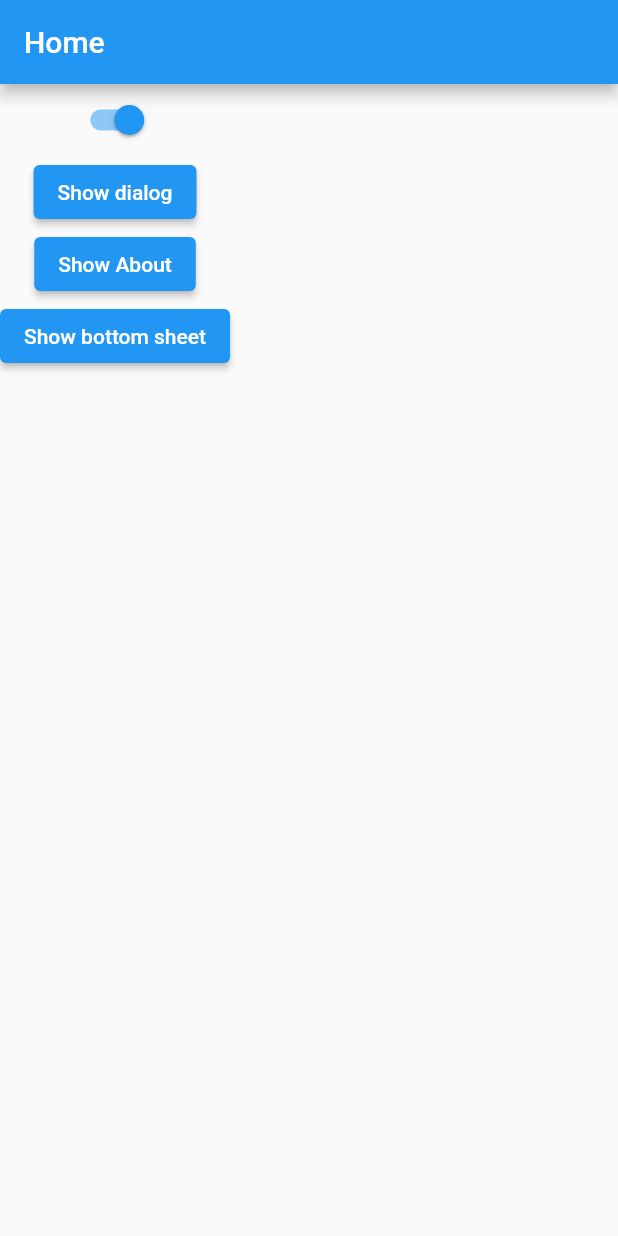
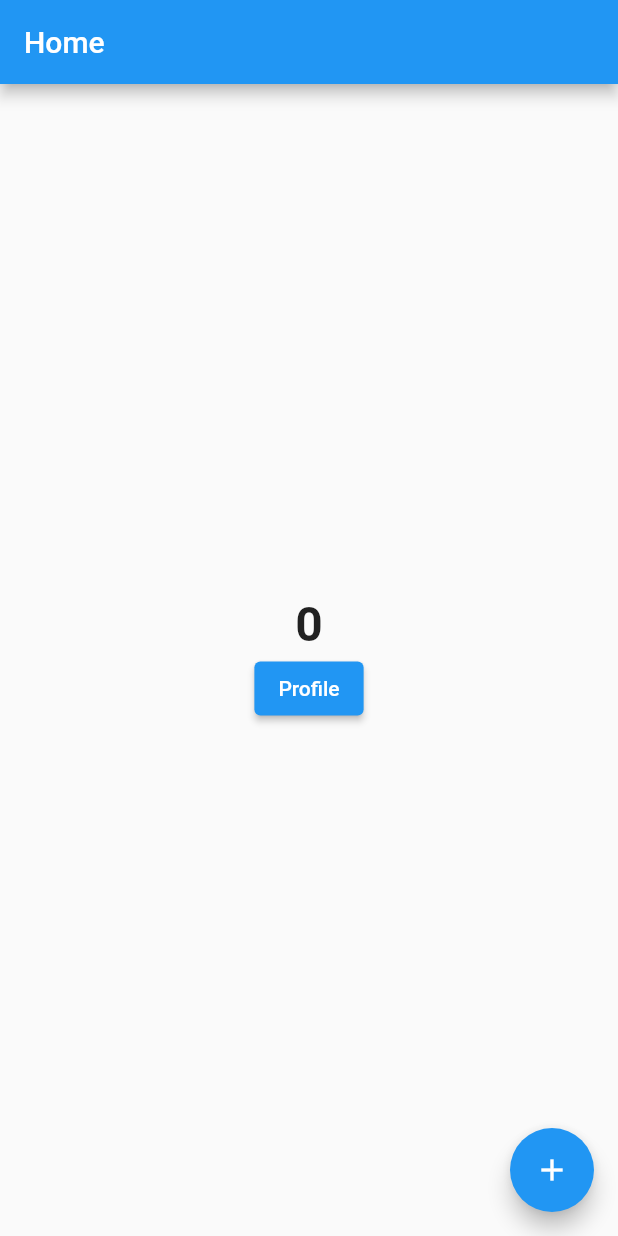
Before and after one commit to flucloxin500/Ostad_Batch_04, a Flutter app: the screen it shows after launch, on a phone screen of 412 x 824 dp. Run offline on Flutter 3.47's test engine with Material 2 defaults, Android fonts, the phone set to English and light mode, and no system bars.

Commit message:
Passing through navigattor

```diff
--- a/lib/main.dart
+++ b/lib/main.dart
@@ -10,125 +10,114 @@ class MyApp extends StatelessWidget {
   @override
   Widget build(BuildContext context) {
     return MaterialApp(
-      home: Home(),
+      home: CounterScreen(),
     );
   }
 }
 
-class Home extends StatelessWidget {
-  const Home({super.key});
+class HomeScreen extends StatelessWidget {
+  HomeScreen({super.key});
+
+  int counter = 0;
 
   @override
   Widget build(BuildContext context) {
-    /*
-    return CupertinoPageScaffold(
-      navigationBar: CupertinoNavigationBar(
-        leading: Icon(CupertinoIcons.home),
-        middle: Text('Home Screen'),
-        trailing: CupertinoSwitch(
-          onChanged: (bool onChange) {
-
-          }, value: true,
-        ),
-      ),
-
-        child: Center(
-      child: Column(
-        mainAxisAlignment: MainAxisAlignment.center,
-        children: [
-          Text('Hello World.!'),
-          Text('Hello World.!'),
-          Text('Hello World.!'),
-          Text('Hello World.!'),
-          CupertinoButton.filled(child: Text('Start'), onPressed: (){}),
-          CupertinoButton(child: Text('Start'), onPressed: (){}),
-          // Cupertino Text Field
-          CupertinoTextField(),
-          // bottom navigation
-          CupertinoTabBar(items: [
-            BottomNavigationBarItem(label: 'Home', icon: Icon(CupertinoIcons.home)),
-            BottomNavigationBarItem(label: 'Home', icon: Icon(CupertinoIcons.mail)),
-            BottomNavigationBarItem(label: 'Home', icon: Icon(CupertinoIcons.search)),
-          ])
-        ],
-      ),
-    ),
-    );
-  }
-     */
-
     return Scaffold(
       appBar: AppBar(
         title: Text('Home'),
       ),
-      body: Column(
-        children: [
-          // Switch
-          Switch(value: true, onChanged: (bool value) {}),
-          // alert box
-          ElevatedButton(
-            onPressed: () {
-              showDialog(
-                  barrierDismissible: true,
-                  context: context,
-                  builder: (context) {
-                    return AlertDialog(
-                      title: Text('Alert'),
-                      content: Text('You are in danger.!'),
-                      actions: [
-                        TextButton(
-                          onPressed: () {
-                            // hiding with cancel button
-                            Navigator.pop(context);
-                          },
-                          child: Text('Cancel'),
-                        ),
-                        TextButton(
-                          onPressed: () {},
-                          child: Text('Okay'),
-                        ),
-                      ],
-                    );
-                  });
-            },
-            child: Text('Show dialog'),
-          ),
-          // show dialg
-          ElevatedButton(onPressed: (){
-            showAboutDialog(context: context ,
-                applicationName: "Pikapie",
-                applicationVersion: '1.04.20',
-                children: [
-                  Text('This is good'),
-                ]);
-          }, child: Text('Show About'),),
-          // bottom sheet
-          ElevatedButton(onPressed: (){
-            showModalBottomSheet(
-                isDismissible: false,
-                barrierColor: Colors.black45,
-                backgroundColor: Colors.grey.shade50,
-                shape: RoundedRectangleBorder(
-                    borderRadius: BorderRadius.only(
-                      topLeft: Radius.circular(16),
-                      topRight: Radius.circular(16),
-                    )
-                ),
-                context: context, builder: (context){
-              return Padding(
-                padding: const EdgeInsets.all(8.0),
-                child: Column(
-                  children: [
-                    Center(
-                      child: Text('This is bottom sheet'),
-                    )
-                  ],
-                ),
-              );
-            });
-          }, child: Text('Show bottom sheet')),
-        ],
+      body: Center(
+        child: Text(
+          counter.toString(),
+        ),
+      ),
+      floatingActionButton: FloatingActionButton(
+        onPressed: () {
+          counter = counter + 1;
+          print(counter);
+        },
+        child: Icon(Icons.add),
       ),
     );
   }
 }
+
+/// 1. Extends stateful widget
+/// 2. Create a State
+
+class CounterScreen extends StatefulWidget {
+  const CounterScreen({super.key});
+
+  @override
+  State<StatefulWidget> createState() => _CounterState();
+}
+
+/// state
+class _CounterState extends State<CounterScreen> {
+
+  int counter = 0;
+
+  @override
+  Widget build(BuildContext context) {
+    return Scaffold(
+      appBar: AppBar(
+        title: Text('Home'),
+      ),
+      body: Center(
+        child: Column(
+          mainAxisAlignment: MainAxisAlignment.center,
+          children: [
+            Text(
+              counter.toString(),
+              style: TextStyle(
+                  fontSize: 32,
+                  fontWeight: FontWeight.bold
+              ),
+            ),
+            ElevatedButton(onPressed: () {
+              Navigator.push(
+                context,
+                MaterialPageRoute(
+                  builder: (context) =>
+                      ProfileScreen(userName: 'Rabbi'),
+                ),
+              );
+            }, child: Text('Profile'))
+          ],
+        ),
+      ),
+      floatingActionButton: FloatingActionButton(
+        onPressed: () {
+          counter = counter + 1;
+          setState(() {});
+        },
+        child: Icon(Icons.add),
+      ),
+    );
+  }
+}
+
+
+// Widget class
+class ProfileScreen extends StatefulWidget {
+  final String userName;
+  const ProfileScreen({super.key, required this.userName});
+
+  @override
+  State<ProfileScreen> createState() => _ProfileScreenState();
+}
+
+// state class -> widget class
+class _ProfileScreenState extends State<ProfileScreen> {
+  @override
+  Widget build(BuildContext context) {
+    return Scaffold(
+      appBar: AppBar(
+        title: Text('Profile'),
+      ),
+      body: Center(
+        child: Text(widget.userName),
+      ),
+    );
+  }
+}
```
